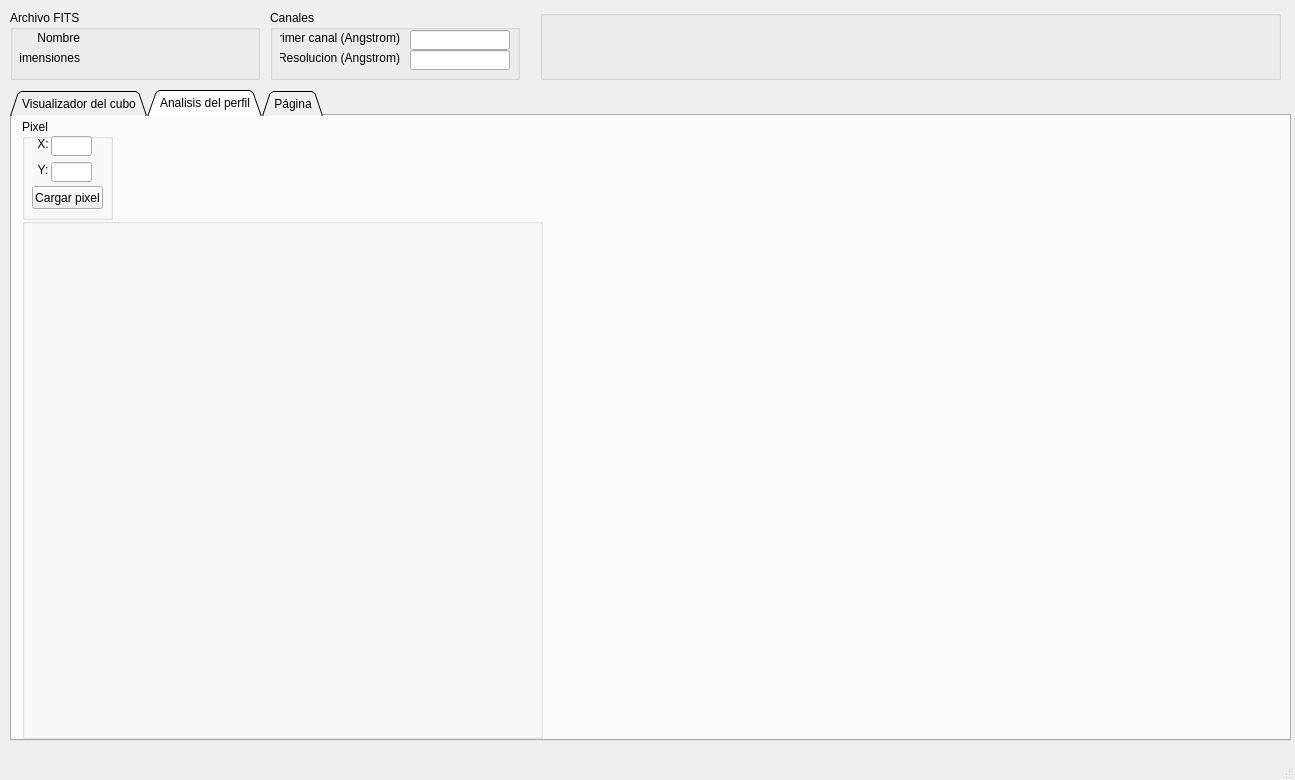
First picture: the form in interface_dpo_v2.ui, repository aphics/DPO, before the edit.
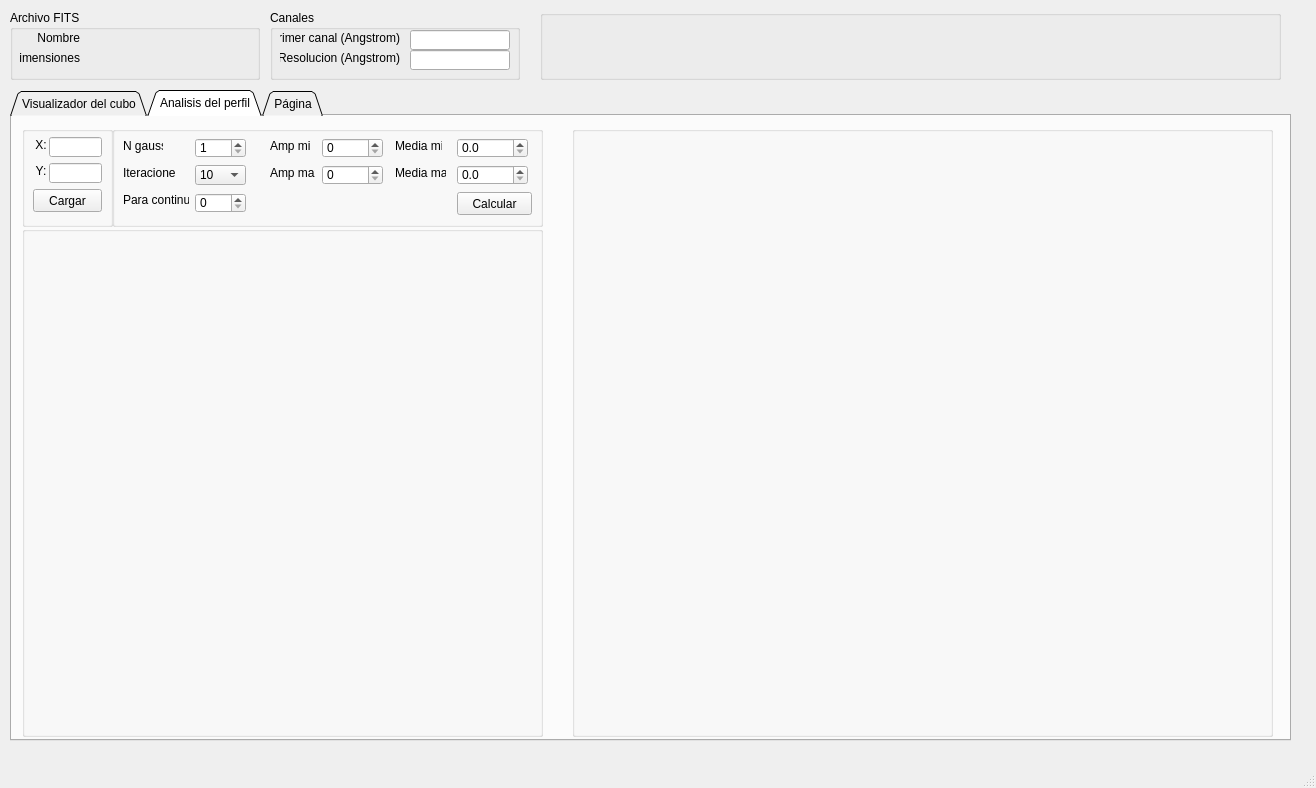
Second picture: the form after the edit. Icons and pictures are not drawn. Custom widgets are drawn as their Qt base class.

Commit message: Actualizado al 23 oct 2020 Se incorporo la funcion para ajustar. Falta incluir displays para los parametros

Diff of the .ui file:
```diff
--- a/interface_dpo_v2.ui
+++ b/interface_dpo_v2.ui
@@ -6,8 +6,8 @@
    <rect>
     <x>0</x>
     <y>0</y>
-    <width>1295</width>
-    <height>780</height>
+    <width>1316</width>
+    <height>788</height>
    </rect>
   </property>
   <property name="font">
@@ -645,20 +645,23 @@
       <property name="geometry">
        <rect>
         <x>10</x>
-        <y>3</y>
+        <y>10</y>
         <width>91</width>
         <height>101</height>
        </rect>
       </property>
       <property name="title">
-       <string>Pixel</string>
+       <string/>
       </property>
       <widget class="QPushButton" name="boton_CargarPixel">
+       <property name="enabled">
+        <bool>true</bool>
+       </property>
        <property name="geometry">
         <rect>
-         <x>10</x>
-         <y>67</y>
-         <width>71</width>
+         <x>11</x>
+         <y>63</y>
+         <width>69</width>
          <height>23</height>
         </rect>
        </property>
@@ -669,31 +672,15 @@
         </size>
        </property>
        <property name="text">
-        <string>Cargar pixel</string>
-       </property>
-      </widget>
-      <widget class="QLabel" name="label_2">
-       <property name="geometry">
-        <rect>
-         <x>13</x>
-         <y>17</y>
-         <width>16</width>
-         <height>16</height>
-        </rect>
-       </property>
-       <property name="text">
-        <string>X:</string>
-       </property>
-       <property name="alignment">
-        <set>Qt::AlignCenter</set>
+        <string>Cargar</string>
        </property>
       </widget>
       <widget class="QLineEdit" name="pixel_x">
        <property name="geometry">
         <rect>
-         <x>29</x>
-         <y>17</y>
-         <width>41</width>
+         <x>27</x>
+         <y>11</y>
+         <width>53</width>
          <height>20</height>
         </rect>
        </property>
@@ -701,40 +688,56 @@
         <set>Qt::AlignLeading|Qt::AlignLeft|Qt::AlignVCenter</set>
        </property>
       </widget>
-      <widget class="QLabel" name="label_3">
-       <property name="geometry">
-        <rect>
-         <x>13</x>
-         <y>43</y>
-         <width>16</width>
-         <height>16</height>
-        </rect>
-       </property>
-       <property name="text">
-        <string>Y:</string>
-       </property>
-       <property name="alignment">
-        <set>Qt::AlignCenter</set>
-       </property>
-      </widget>
       <widget class="QLineEdit" name="pixel_y">
        <property name="geometry">
         <rect>
-         <x>29</x>
-         <y>43</y>
-         <width>41</width>
+         <x>27</x>
+         <y>37</y>
+         <width>53</width>
          <height>20</height>
         </rect>
        </property>
       </widget>
+      <widget class="QLabel" name="label_20">
+       <property name="geometry">
+        <rect>
+         <x>11</x>
+         <y>11</y>
+         <width>16</width>
+         <height>16</height>
+        </rect>
+       </property>
+       <property name="text">
+        <string>X:</string>
+       </property>
+       <property name="alignment">
+        <set>Qt::AlignCenter</set>
+       </property>
+      </widget>
+      <widget class="QLabel" name="label_21">
+       <property name="geometry">
+        <rect>
+         <x>11</x>
+         <y>37</y>
+         <width>16</width>
+         <height>16</height>
+        </rect>
+       </property>
+       <property name="text">
+        <string>Y:</string>
+       </property>
+       <property name="alignment">
+        <set>Qt::AlignCenter</set>
+       </property>
+      </widget>
      </widget>
      <widget class="QGroupBox" name="groupBox_4">
       <property name="geometry">
        <rect>
         <x>10</x>
-        <y>102</y>
+        <y>110</y>
         <width>521</width>
-        <height>521</height>
+        <height>511</height>
        </rect>
       </property>
       <property name="title">
@@ -746,11 +749,266 @@
          <x>10</x>
          <y>10</y>
          <width>500</width>
-         <height>500</height>
+         <height>491</height>
         </rect>
        </property>
       </widget>
      </widget>
+     <widget class="QGroupBox" name="groupBox_12">
+      <property name="geometry">
+       <rect>
+        <x>560</x>
+        <y>10</y>
+        <width>701</width>
+        <height>611</height>
+       </rect>
+      </property>
+      <property name="title">
+       <string/>
+      </property>
+      <widget class="MatplotlibWidget11" name="analisis_ajuste" native="true">
+       <property name="geometry">
+        <rect>
+         <x>10</x>
+         <y>10</y>
+         <width>500</width>
+         <height>491</height>
+        </rect>
+       </property>
+      </widget>
+     </widget>
+     <widget class="QGroupBox" name="groupBox_13">
+      <property name="geometry">
+       <rect>
+        <x>100</x>
+        <y>10</y>
+        <width>431</width>
+        <height>101</height>
+       </rect>
+      </property>
+      <property name="title">
+       <string/>
+      </property>
+      <widget class="QSpinBox" name="Amp_min">
+       <property name="geometry">
+        <rect>
+         <x>210</x>
+         <y>12</y>
+         <width>61</width>
+         <height>20</height>
+        </rect>
+       </property>
+      </widget>
+      <widget class="QLabel" name="label_11">
+       <property name="geometry">
+        <rect>
+         <x>11</x>
+         <y>12</y>
+         <width>40</width>
+         <height>16</height>
+        </rect>
+       </property>
+       <property name="text">
+        <string>N gauss</string>
+       </property>
+      </widget>
+      <widget class="QDoubleSpinBox" name="Media_max">
+       <property name="geometry">
+        <rect>
+         <x>345</x>
+         <y>39</y>
+         <width>71</width>
+         <height>20</height>
+        </rect>
+       </property>
+       <property name="decimals">
+        <number>1</number>
+       </property>
+      </widget>
+      <widget class="QLabel" name="label_12">
+       <property name="geometry">
+        <rect>
+         <x>11</x>
+         <y>39</y>
+         <width>53</width>
+         <height>16</height>
+        </rect>
+       </property>
+       <property name="text">
+        <string>Iteraciones</string>
+       </property>
+      </widget>
+      <widget class="QLabel" name="label_16">
+       <property name="geometry">
+        <rect>
+         <x>283</x>
+         <y>39</y>
+         <width>51</width>
+         <height>16</height>
+        </rect>
+       </property>
+       <property name="text">
+        <string>Media max</string>
+       </property>
+      </widget>
+      <widget class="QLabel" name="label_15">
+       <property name="geometry">
+        <rect>
+         <x>283</x>
+         <y>12</y>
+         <width>47</width>
+         <height>16</height>
+        </rect>
+       </property>
+       <property name="text">
+        <string>Media min</string>
+       </property>
+      </widget>
+      <widget class="QLabel" name="label_17">
+       <property name="geometry">
+        <rect>
+         <x>158</x>
+         <y>12</y>
+         <width>41</width>
+         <height>16</height>
+        </rect>
+       </property>
+       <property name="text">
+        <string>Amp min</string>
+       </property>
+      </widget>
+      <widget class="QLabel" name="label_18">
+       <property name="geometry">
+        <rect>
+         <x>158</x>
+         <y>39</y>
+         <width>45</width>
+         <height>16</height>
+        </rect>
+       </property>
+       <property name="text">
+        <string>Amp max</string>
+       </property>
+      </widget>
+      <widget class="QLabel" name="label_19">
+       <property name="geometry">
+        <rect>
+         <x>11</x>
+         <y>66</y>
+         <width>66</width>
+         <height>16</height>
+        </rect>
+       </property>
+       <property name="text">
+        <string>Para continuo</string>
+       </property>
+      </widget>
+      <widget class="QSpinBox" name="Amp_max">
+       <property name="geometry">
+        <rect>
+         <x>210</x>
+         <y>39</y>
+         <width>61</width>
+         <height>20</height>
+        </rect>
+       </property>
+       <property name="maximum">
+        <number>116</number>
+       </property>
+      </widget>
+      <widget class="QPushButton" name="Ajustar">
+       <property name="geometry">
+        <rect>
+         <x>345</x>
+         <y>66</y>
+         <width>75</width>
+         <height>23</height>
+        </rect>
+       </property>
+       <property name="text">
+        <string>Calcular</string>
+       </property>
+      </widget>
+      <widget class="QDoubleSpinBox" name="Media_min">
+       <property name="geometry">
+        <rect>
+         <x>345</x>
+         <y>12</y>
+         <width>71</width>
+         <height>20</height>
+        </rect>
+       </property>
+       <property name="decimals">
+        <number>1</number>
+       </property>
+      </widget>
+      <widget class="QSpinBox" name="Ncontinuo">
+       <property name="geometry">
+        <rect>
+         <x>83</x>
+         <y>67</y>
+         <width>51</width>
+         <height>20</height>
+        </rect>
+       </property>
+      </widget>
+      <widget class="QSpinBox" name="Ngauss">
+       <property name="geometry">
+        <rect>
+         <x>83</x>
+         <y>12</y>
+         <width>51</width>
+         <height>20</height>
+        </rect>
+       </property>
+       <property name="minimum">
+        <number>1</number>
+       </property>
+       <property name="maximum">
+        <number>4</number>
+       </property>
+      </widget>
+      <widget class="QComboBox" name="Niter">
+       <property name="geometry">
+        <rect>
+         <x>83</x>
+         <y>39</y>
+         <width>51</width>
+         <height>20</height>
+        </rect>
+       </property>
+       <item>
+        <property name="text">
+         <string>10</string>
+        </property>
+       </item>
+       <item>
+        <property name="text">
+         <string>50</string>
+        </property>
+       </item>
+       <item>
+        <property name="text">
+         <string>100</string>
+        </property>
+       </item>
+       <item>
+        <property name="text">
+         <string>150</string>
+        </property>
+       </item>
+       <item>
+        <property name="text">
+         <string>250</string>
+        </property>
+       </item>
+       <item>
+        <property name="text">
+         <string>500</string>
+        </property>
+       </item>
+      </widget>
+     </widget>
     </widget>
     <widget class="QWidget" name="tab">
      <attribute name="title">
```
Left out of the diff: 5 changed lines with no effect on the pictures. The commit also changes 5 other files.
